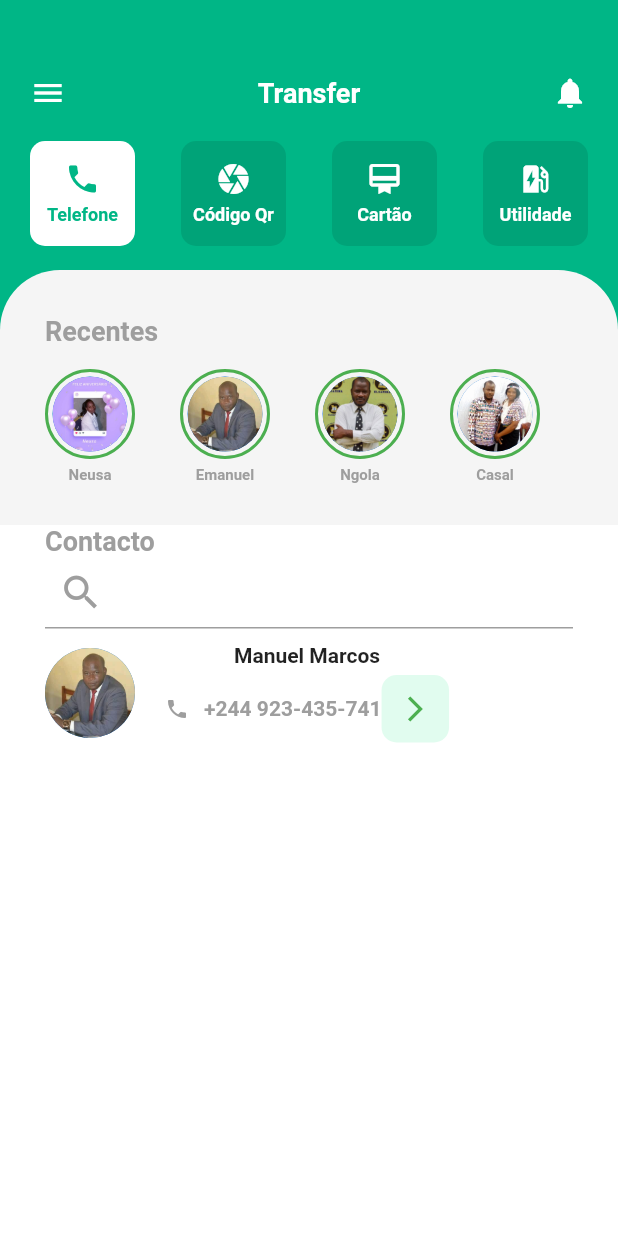
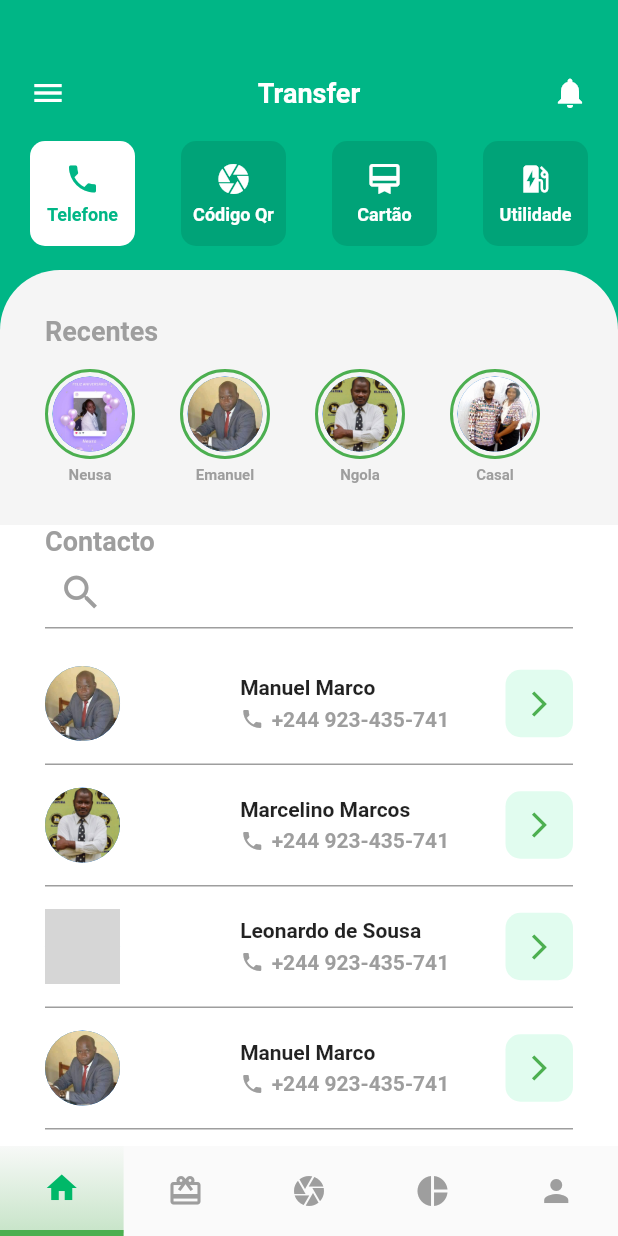
Before and after one commit to Emanuel2019/financial, a Flutter app: the screen it shows after launch, on a phone screen of 412 x 824 dp. Run offline on Flutter 3.47's test engine with Material 2 defaults, Android fonts, the light colour scheme and no system bars; grey boxes are pictures that could not be loaded.

Commit message:
menu horizontal

```diff
--- a/lib/transfer.dart
+++ b/lib/transfer.dart
@@ -11,9 +11,19 @@ class TransferPage extends StatefulWidget {
 
 class _TransferPageState extends State<TransferPage> {
   @override
+   int selectedIndex=0;
   Widget build(BuildContext context) {
     return Scaffold(
       // o corpo da pagina mobile
+       bottomNavigationBar: Row(
+        children: [
+          buildNavBarItem(Icons.home,0),
+          buildNavBarItem(Icons.card_giftcard,1),
+          buildNavBarItem(Icons.camera,2),
+          buildNavBarItem(Icons.pie_chart,3),
+          buildNavBarItem(Icons.person,4),
+        ],
+      ),
       body: Stack(
         children: [
           Container(
@@ -69,7 +79,7 @@ class _TransferPageState extends State<TransferPage> {
           ),
           Positioned(
               top: 180,
-              height: MediaQuery.of(context).size.height -170,
+              height: MediaQuery.of(context).size.height - 170,
               child: Column(
                 children: [
                   Container(
@@ -98,15 +108,21 @@ class _TransferPageState extends State<TransferPage> {
                         Expanded(
                           child: ListView(
                             scrollDirection: Axis.horizontal,
-
                             children: [
-                              buildRecentContact('Neusa','assets/images/neusa.jpeg'),
-                              buildRecentContact('Emanuel','assets/images/emanuel1.jpeg'),
-                              buildRecentContact('Ngola','assets/images/emanuel2.jpeg'),
-                              buildRecentContact('Casal','assets/images/casal1.jpeg'),
-                              buildRecentContact('Escritorio','assets/images/2.jpg'),
-                              buildRecentContact('Patrão','assets/images/user_masculin.png'),
-                              buildRecentContact('Cliente','assets/images/female.webp'),
+                              buildRecentContact(
+                                  'Neusa', 'assets/images/neusa.jpeg'),
+                              buildRecentContact(
+                                  'Emanuel', 'assets/images/emanuel1.jpeg'),
+                              buildRecentContact(
+                                  'Ngola', 'assets/images/emanuel2.jpeg'),
+                              buildRecentContact(
+                                  'Casal', 'assets/images/casal1.jpeg'),
+                              buildRecentContact(
+                                  'Escritorio', 'assets/images/2.jpg'),
+                              buildRecentContact(
+                                  'Patrão', 'assets/images/user_masculin.png'),
+                              buildRecentContact(
+                                  'Cliente', 'assets/images/female.webp'),
                             ],
                           ),
                         )
@@ -117,64 +133,105 @@ class _TransferPageState extends State<TransferPage> {
                     child: Container(
                       padding: EdgeInsets.symmetric(horizontal: 30.0),
                       width: MediaQuery.of(context).size.width,
-                      decoration:  BoxDecoration(color: Colors.white),
+                      decoration: BoxDecoration(color: Colors.white),
                       child: ListView(
                         children: [
-                          Text('Contacto',
+                          Text(
+                            'Contacto',
                             style: TextStyle(
                                 fontSize: 18,
                                 fontWeight: FontWeight.bold,
-                            color: Colors.grey
-                          ),
+                                color: Colors.grey),
                           ),
                           Container(
                             padding: EdgeInsets.symmetric(vertical: 0),
                             child: TextField(
                               decoration: InputDecoration(
-                                prefixIcon: Icon(Icons.search,
-                                size:30,color: Colors.grey,)
+                                  prefixIcon: Icon(
+                                Icons.search,
+                                size: 30,
+                                color: Colors.grey,
+                              )),
                             ),
                           ),
+                          SizedBox(height: 10),
+                          buildContactRow('Manuel Marco', '+244 923-435-741',
+                              'assets/images/emanuel1.jpeg'),
+                          buildContactRow(
+                              'Marcelino Marcos',
+                              '+244 923-435-741',
+                              'assets/images/emanuel2.jpeg'),
+                          buildContactRow('Leonardo de Sousa',
+                              '+244 923-435-741', 'assets/images/2.jpg'),
+                          buildContactRow('Manuel Marco', '+244 923-435-741',
+                              'assets/images/emanuel1.jpeg'),
+                        ],
                       ),
-                          SizedBox(height:10),
-                          Container(
+                    ),
+                  )
+                ],
+              ))
+        ],
+      ),
+    );
+  }
+
+  Container buildContactRow(String name, String phone, String url) {
+    return Container(
+      padding: EdgeInsets.symmetric(vertical: 15),
+      decoration: BoxDecoration(
+          border: Border(
+        bottom: BorderSide(width: 1, color: Colors.grey),
+      )),
       child: Row(
+        mainAxisAlignment: MainAxisAlignment.spaceBetween,
         children: [
           Row(
             children: [
               CircleAvatar(
-                                      backgroundImage: AssetImage('assets/images/emanuel1.jpeg'),
-                                      radius: 30,
+                backgroundImage: AssetImage(url),
+                radius: 25,
               ),
             ],
           ),
           SizedBox(
-                                  width: 20,
+            width: 5,
           ),
-                                Column(
-                                  children: [
-                                    Text('Manuel Marcos',
-                                    style: TextStyle(fontSize: 14,
-                                    fontWeight: FontWeight.bold
-                                    ),
-                                    ),
-                                    SizedBox(height: 5,),
           Row(
             children: [
-                                        Icon(Icons.phone,
+              Column(
+                crossAxisAlignment: CrossAxisAlignment.start,
+                children: [
+                  Text(
+                    name,
+                    style: TextStyle(fontSize: 14, fontWeight: FontWeight.bold),
+                  ),
+                  SizedBox(
+                    height: 5,
+                  ),
+                  Row(
+                    children: [
+                      Icon(
+                        Icons.phone,
                         color: Colors.grey,
                         size: 16,
                       ),
                       SizedBox(
-                                          width: 10,
+                        width: 5,
                       ),
-                                        Text('+244 923-435-741',
+                      Text(
+                        phone,
                         style: (TextStyle(
-                                          fontWeight: FontWeight.bold,
-                                          color: Colors.grey
-                                        )),
-
+                            fontWeight: FontWeight.bold, color: Colors.grey)),
                       ),
+                    ],
+                  ),
+                ],
+              ),
+            ],
+          ),
+          Row(
+            children: [
               Container(
                 height: 45,
                 width: 45,
@@ -187,29 +244,15 @@ class _TransferPageState extends State<TransferPage> {
                   size: 20,
                   color: Colors.green,
                 ),
-                                    )
-                                      ],
               ),
-
             ],
           )
-                              ],
-                            ),
-
-
-                          )
-                        ],
-                      ),
-                    ),
-                  )
-                ],
-              ))
         ],
       ),
     );
   }
 
-  Container buildRecentContact( String name, String url) {
+  Container buildRecentContact(String name, String url) {
     return Container(
       margin: EdgeInsets.only(right: 30),
       child: Column(
@@ -223,8 +266,7 @@ class _TransferPageState extends State<TransferPage> {
             ),
             child: Padding(
               padding: const EdgeInsets.all(3.0),
-              child: CircleAvatar(
-                  backgroundImage: AssetImage(url)),
+              child: CircleAvatar(backgroundImage: AssetImage(url)),
             ),
           ),
           SizedBox(
@@ -273,4 +315,33 @@ class _TransferPageState extends State<TransferPage> {
       ),
     );
   }
+  GestureDetector buildNavBarItem(IconData icon,index) {
+    return GestureDetector(
+      onTap: () {
+        setState(() {
+          selectedIndex=index;
+        });
+      },
+      child: Container(
+        width: MediaQuery.of(context).size.width / 5,
+        height: 60,
+        decoration:index==selectedIndex? BoxDecoration(
+          border: Border(bottom: BorderSide(width: 4,color: Colors.green)),
+          gradient:LinearGradient(colors: [
+            Colors.green.withOpacity(0.3),
+            Colors.green.withOpacity(0.016),
+          ],
+          begin: Alignment.bottomCenter, end:Alignment.topCenter,
+          )
+          )
+        :BoxDecoration(
+
+        ),
+        child: Icon(
+          icon,
+          color: index==selectedIndex? Color(0XFF00B868):Colors.grey,
+        ),
+      ),
+    );
   }
+}
```
Lines whose indentation alone changed are shown as unchanged.
